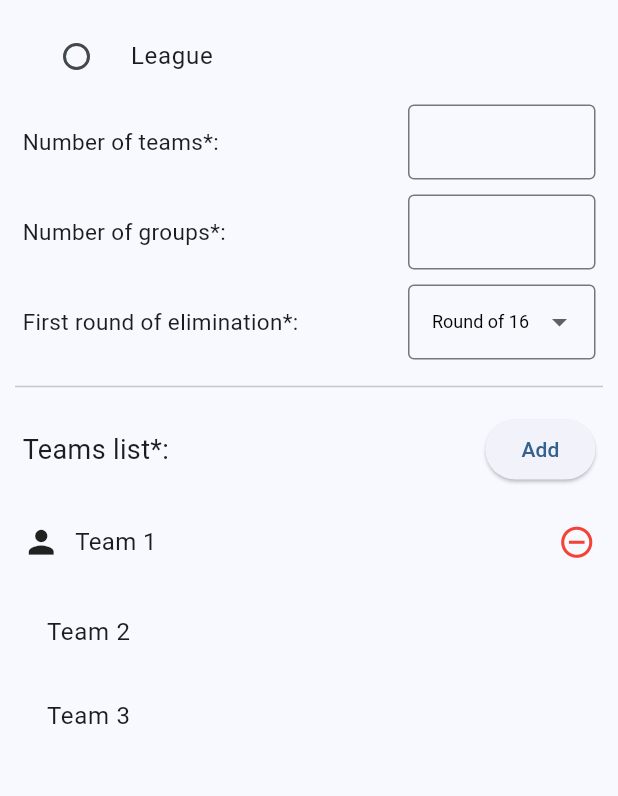
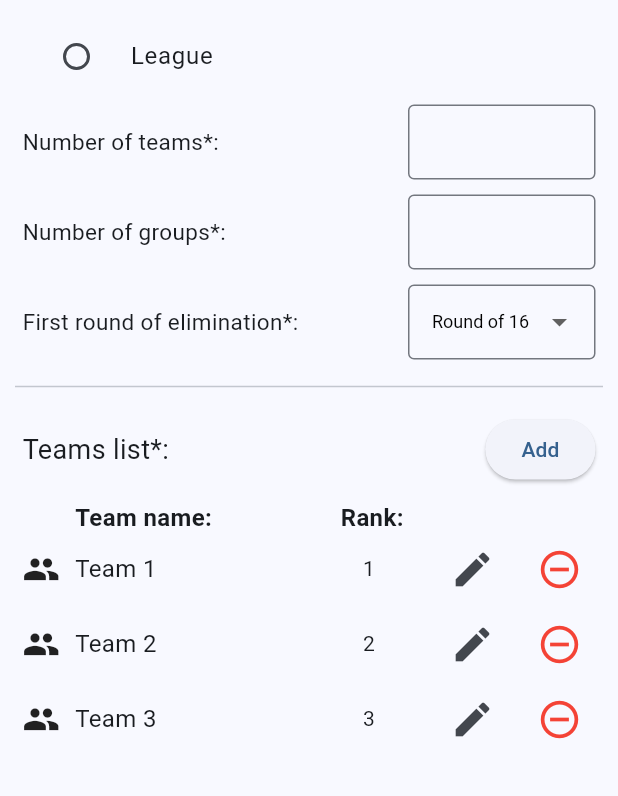
Before and after one commit to tomschulz02/Tournament-Organiser, a Flutter app: the CreateTournamentPageSmall screen opened directly, on a phone screen of 412 x 824 dp, the part 440-1236 px from its top. Run offline on Flutter 3.47's test engine with Material 3 defaults, Android fonts, the light colour scheme and no system bars.

Commit message:
TeamListTile UI changes

```diff
--- a/tourganiser/lib/create.dart
+++ b/tourganiser/lib/create.dart
@@ -534,14 +534,22 @@ class _CreateTournamentFormSmallState extends State<CreateTournamentFormSmall> {
                         ],
                       ),
                       SizedBox(height: 10,),
+                      Row(
+                        children: [
+                          SizedBox(width: 35,),
+                          Expanded(child: Text('Team name:', style: TextStyle(fontSize: 16, fontWeight: FontWeight.bold),)),
+                          SizedBox(width: 50, child: Text('Rank:', style: TextStyle(fontSize: 16, fontWeight: FontWeight.bold),),),
+                          SizedBox(width: 120,),
+                        ],
+                      ),
                       Container(
                         alignment: Alignment.topCenter,
                         height: 400,
                         child: ListView(
                           children: [
-                            TeamListTile(),
-                            ListTile(title: Text('Team 2'),),
-                            ListTile(title: Text('Team 3'),),
+                            TeamListTile(name: 'Team 1', rank: 1,),
+                            TeamListTile(name: 'Team 2', rank: 2,),
+                            TeamListTile(name: 'Team 3', rank: 3,),
                           ],
                         ),
                       ),
@@ -559,20 +567,48 @@ class _CreateTournamentFormSmallState extends State<CreateTournamentFormSmall> {
 
 class TeamListTile extends StatelessWidget {
   const TeamListTile ({
-    super.key
+    super.key,
+    required this.name,
+    required this.rank,
   });
+
+  final String name;
+  final int rank;
 
   @override
   Widget build (BuildContext context) {
     return Container(
       padding: EdgeInsets.fromLTRB(0, 0, 0, 5),
-      height: 60,
+      height: 50,
       child: Row(
         children: [
-          Icon(Icons.person, size: 25,),
+          Icon(Icons.people, size: 25,),
           SizedBox(width: 10),
-          Expanded(child: Text('Team 1', style: TextStyle(fontSize: 16),)),
-          Icon(Icons.remove_circle_outline, color: Colors.red, size: 25,)
+          Expanded(child: Text(name, style: TextStyle(fontSize: 16),)),
+          SizedBox(
+            width: 50,
+            child: Center(
+              child: Text(
+                '$rank'
+              ),
+            ),
+          ),
+          SizedBox(width: 20,),
+          IconButton(
+            icon: Icon(Icons.edit, size: 30),
+            onPressed: () {
+              print('Edit');
+              //TODO: Add a popup with a textfield and a number chooser (textfield or dropdown)
+            },
+          ),
+          SizedBox(width: 10,),
+          IconButton(
+            icon: Icon(Icons.remove_circle_outline, color: Colors.red, size: 30,),
+            onPressed: () {
+              print('Remove');
+              //TODO: Add a function that removes the team from the list
+            },
+          ),
         ],
       ),
     );
--- a/tourganiser/lib/main.dart
+++ b/tourganiser/lib/main.dart
@@ -18,6 +18,9 @@ class MainApp extends StatelessWidget {
           useMaterial3: true,
           colorScheme: ColorScheme.fromSeed(
             seedColor: Colors.blue,
+          ),
+          textTheme: TextTheme(
+            //TODO: Add a custom theme for headings, subheadings, body text, etc
           )
         ),
         home: PageLayout(title: appTitle,),
```
Also changed, not shown: 1 other file.
